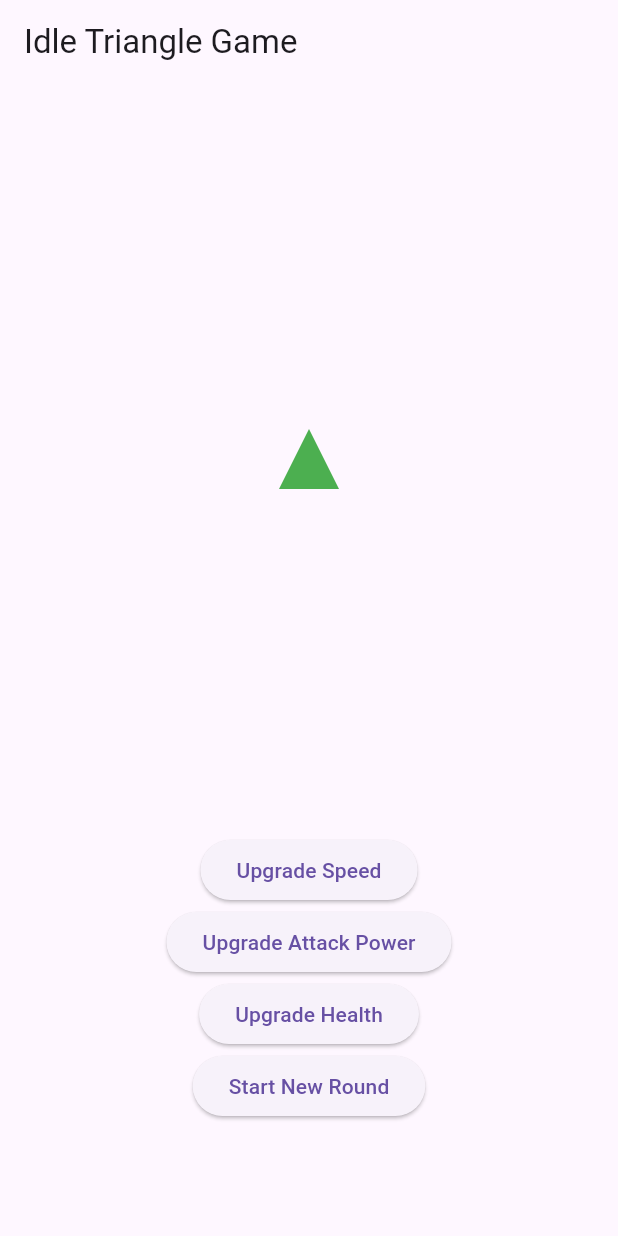
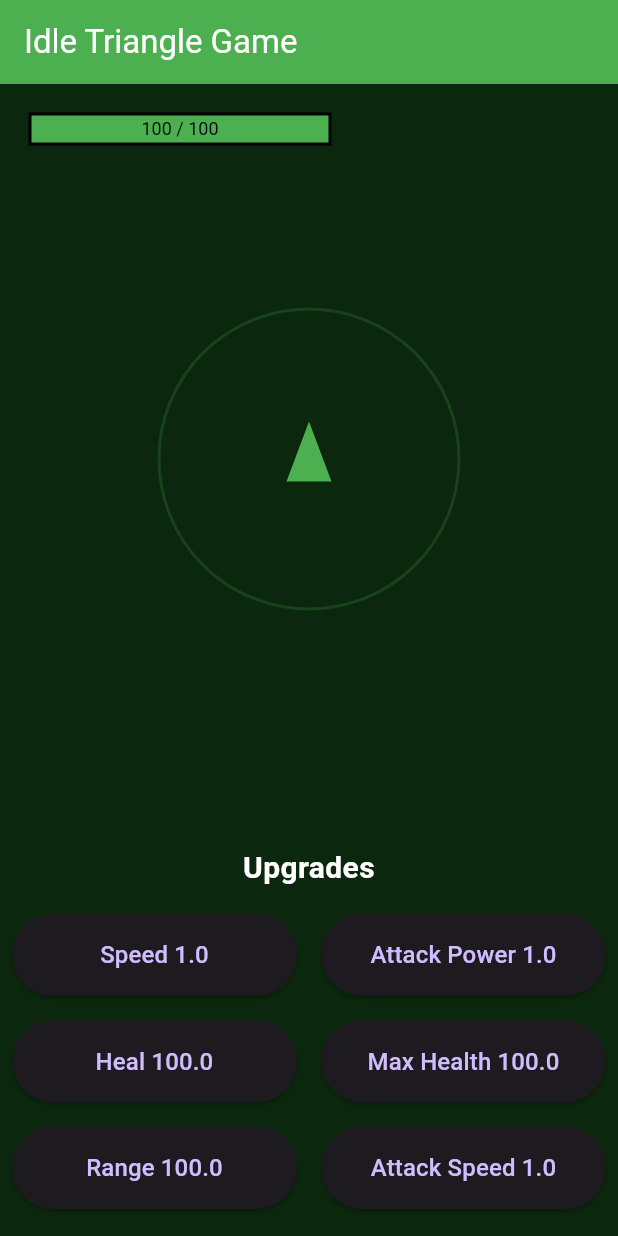
Before and after one commit to Drackrath/Triangle-Wars, a Flutter app: the screen it shows after launch, on a phone screen of 412 x 824 dp. Run offline on Flutter 3.47's test engine with Material 3 defaults, Android fonts, the phone set to English and light mode, and no system bars.

Commit message:
feat: added range indicator and upgrade

```diff
--- a/lib/gamescreen.dart
+++ b/lib/gamescreen.dart
@@ -1,9 +1,9 @@
-// gamescreen.dart
 import 'package:flutter/material.dart';
 import 'package:flutter/scheduler.dart'; // For Ticker
 import 'package:triangle_wars/gamepainter.dart';
 import 'gamemanager.dart';
 import 'triangle.dart';
+import 'upgradepanel.dart';
 
 class GameScreen extends StatefulWidget {
   @override
@@ -15,7 +15,6 @@ class _GameScreenState extends State<GameScreen>
   late GameManager _gameManager;
   double _lastTime = 0.0;
   late Ticker _ticker;
-  bool _isGameRunning = false;
 
   @override
   void initState() {
@@ -47,40 +46,6 @@ class _GameScreenState extends State<GameScreen>
     _ticker.start();
   }
 
-  void _upgradeSpeed() {
-    setState(() {
-      _gameManager.triangle.upgradeSpeed(1.0);
-    });
-  }
-
-  void _upgradeAttackPower() {
-    setState(() {
-      _gameManager.triangle.upgradeAttackPower(1.0);
-    });
-  }
-
-  void _upgradeHealth() {
-    setState(() {
-      _gameManager.triangle.upgradeHealth(10.0);
-    });
-  }
-
-  Widget _buildUpgradePanel() {
-    return Column(
-      children: [
-        ElevatedButton(
-            onPressed: _upgradeSpeed, child: const Text('Upgrade Speed')),
-        ElevatedButton(
-            onPressed: _upgradeAttackPower,
-            child: const Text('Upgrade Attack Power')),
-        ElevatedButton(
-            onPressed: _upgradeHealth, child: const Text('Upgrade Health')),
-        ElevatedButton(
-            onPressed: _startNewRound, child: const Text('Start New Round')),
-      ],
-    );
-  }
-
   @override
   Widget build(BuildContext context) {
     return Scaffold(
@@ -98,12 +63,16 @@ class _GameScreenState extends State<GameScreen>
           });
         },
         child: Column(
+          mainAxisAlignment: MainAxisAlignment.spaceBetween,
           children: [
             CustomPaint(
               size: const Size(double.infinity, 500),
               painter: GamePainter(gameManager: _gameManager),
             ),
-            _buildUpgradePanel(),
+            UpgradePanel(
+              gameManager: _gameManager,
+              onStartNewRound: _startNewRound,
+            ),
           ],
         ),
       ),
--- a/lib/main.dart
+++ b/lib/main.dart
@@ -14,7 +14,23 @@ class MyApp extends StatelessWidget {
     return MaterialApp(
       title: 'Triangle Wars',
       theme: ThemeData(
-        primarySwatch: Colors.blue,
+        brightness: Brightness.dark, // Dark theme base
+        primarySwatch: Colors.green, // Green color as primary
+        scaffoldBackgroundColor:
+            const Color.fromARGB(255, 11, 39, 13), // Dark green background
+        appBarTheme: const AppBarTheme(
+          backgroundColor: Colors.green, // AppBar with green color
+          foregroundColor: Colors.white, // Text color in AppBar
+        ),
+        textTheme: const TextTheme(
+          bodyMedium: TextStyle(color: Colors.white), // Default text is white
+          headlineSmall: TextStyle(color: Colors.greenAccent), // Headline color
+        ),
+        buttonTheme: const ButtonThemeData(
+          buttonColor: Colors.greenAccent, // Buttons use green accent
+          textTheme: ButtonTextTheme.primary, // Text on buttons is primary
+        ),
+        cardColor: Colors.green[800], // Card color for a unified theme
       ),
       home: GameScreen(),
     );
--- a/lib/triangle.dart
+++ b/lib/triangle.dart
@@ -4,11 +4,12 @@ import 'package:triangle_wars/bullet.dart';
 
 class Triangle {
   double x, y;
-  double speed;
+  double velocity;
   double attackSpeed;
   double attackPower;
   double range;
-  double health;
+  double currentHealth;
+  double maxHealth;
   double rotation;
   double rotationSpeed;
   double size;
@@ -17,11 +18,12 @@ class Triangle {
   Triangle({
     required this.x,
     required this.y,
-    this.speed = 1.0,
+    this.velocity = 1.0,
     this.attackSpeed = 1.0,
     this.attackPower = 1.0,
     this.range = 100.0,
-    this.health = 100.0,
+    this.currentHealth = 100.0,
+    this.maxHealth = 100.0,
     this.rotation = 0.0,
     this.rotationSpeed = 0.1,
     this.size = 40.0,
@@ -33,15 +35,24 @@ class Triangle {
   }
 
   void upgradeSpeed(double increment) {
-    speed += increment;
+    velocity += increment;
+  }
+
+  void upgradeRange(double increment) {
+    range += increment;
   }
 
   void upgradeAttackPower(double increment) {
     attackPower += increment;
   }
 
+  void upgradeAttackSpeed(double increment) {
+    attackSpeed += increment;
+  }
+
   void upgradeHealth(double increment) {
-    health += increment;
+    maxHealth += increment;
+    currentHealth += increment;
   }
 
   // Fire a bullet in the direction the triangle is facing
@@ -54,8 +65,8 @@ class Triangle {
     double bulletAngle = rotation - pi / 2;
 
     // Create and add the new bullet to the list
-    bullets
-        .add(Bullet(x: bulletX, y: bulletY, angle: bulletAngle, speed: speed));
+    bullets.add(
+        Bullet(x: bulletX, y: bulletY, angle: bulletAngle, speed: velocity));
   }
 
   // Smoothly rotate triangle to face a specific point (e.g., nearest sphere)
--- /dev/null
+++ b/lib/upgradepanel.dart
@@ -0,0 +1,125 @@
+// upgrade_panel.dart
+import 'package:flutter/material.dart';
+import 'gamemanager.dart';
+
+class UpgradePanel extends StatelessWidget {
+  final GameManager gameManager;
+  final VoidCallback onStartNewRound;
+
+  const UpgradePanel({
+    Key? key,
+    required this.gameManager,
+    required this.onStartNewRound,
+  }) : super(key: key);
+
+  void _upgradeSpeed() {
+    gameManager.triangle.upgradeSpeed(1.0);
+  }
+
+  void _upgradeAttackPower() {
+    gameManager.triangle.upgradeAttackPower(1.0);
+  }
+
+  void _upgradeAttackSpeed() {
+    gameManager.triangle.upgradeAttackSpeed(1.0);
+  }
+
+  void _upgradeHealth() {
+    gameManager.triangle.upgradeHealth(10.0);
+  }
+
+  void _upgradeRange() {
+    gameManager.triangle.upgradeRange(10.0);
+  }
+
+  void _upgradeMaxHealth() {
+    // gameManager.triangle.upgradeMaxHealth(10.0);
+  }
+
+  @override
+  Widget build(BuildContext context) {
+    return Column(
+      crossAxisAlignment: CrossAxisAlignment.stretch,
+      children: [
+        const Padding(
+          padding: EdgeInsets.all(8.0),
+          child: Text(
+            'Upgrades',
+            textAlign: TextAlign.center,
+            style: TextStyle(fontSize: 20, fontWeight: FontWeight.bold),
+          ),
+        ),
+        Table(
+          columnWidths: const {
+            0: FlexColumnWidth(1),
+            1: FlexColumnWidth(1),
+          },
+          children: [
+            TableRow(children: [
+              _buildUpgradeButton(
+                label: 'Speed',
+                value: gameManager.triangle.velocity.toStringAsFixed(1),
+                onUpgrade: _upgradeSpeed,
+              ),
+              _buildUpgradeButton(
+                label: 'Attack Power',
+                value: gameManager.triangle.attackPower.toStringAsFixed(1),
+                onUpgrade: _upgradeAttackPower,
+              ),
+            ]),
+            TableRow(children: [
+              _buildUpgradeButton(
+                label: 'Heal',
+                value: gameManager.triangle.currentHealth.toStringAsFixed(1),
+                onUpgrade: _upgradeHealth,
+              ),
+              _buildUpgradeButton(
+                label: 'Max Health',
+                value: gameManager.triangle.maxHealth.toStringAsFixed(1),
+                onUpgrade: _upgradeMaxHealth,
+              ),
+            ]),
+            TableRow(children: [
+              _buildUpgradeButton(
+                label: 'Range',
+                value: gameManager.triangle.range.toStringAsFixed(1),
+                onUpgrade: _upgradeRange,
+              ),
+              _buildUpgradeButton(
+                label: 'Attack Speed',
+                value: gameManager.triangle.attackSpeed.toStringAsFixed(1),
+                onUpgrade: _upgradeAttackSpeed,
+              ),
+            ]),
+          ],
+        ),
+        const SizedBox(height: 10),
+        ElevatedButton(
+          onPressed: onStartNewRound,
+          child: const Text('Start New Round'),
+        ),
+      ],
+    );
+  }
+
+  Widget _buildUpgradeButton({
+    required String label,
+    required String value,
+    required VoidCallback onUpgrade,
+  }) {
+    return Padding(
+      padding: const EdgeInsets.all(8.0),
+      child: ElevatedButton(
+        onPressed: onUpgrade,
+        style: ElevatedButton.styleFrom(
+          padding: const EdgeInsets.symmetric(vertical: 16.0),
+        ),
+        child: Text(
+          '$label $value',
+          textAlign: TextAlign.center,
+          style: const TextStyle(fontSize: 16),
+        ),
+      ),
+    );
+  }
+}
```
Also changed, not shown: lib/gamemanager.dart (+39 -18 lines), lib/gamepainter.dart (+74 -6 lines).
